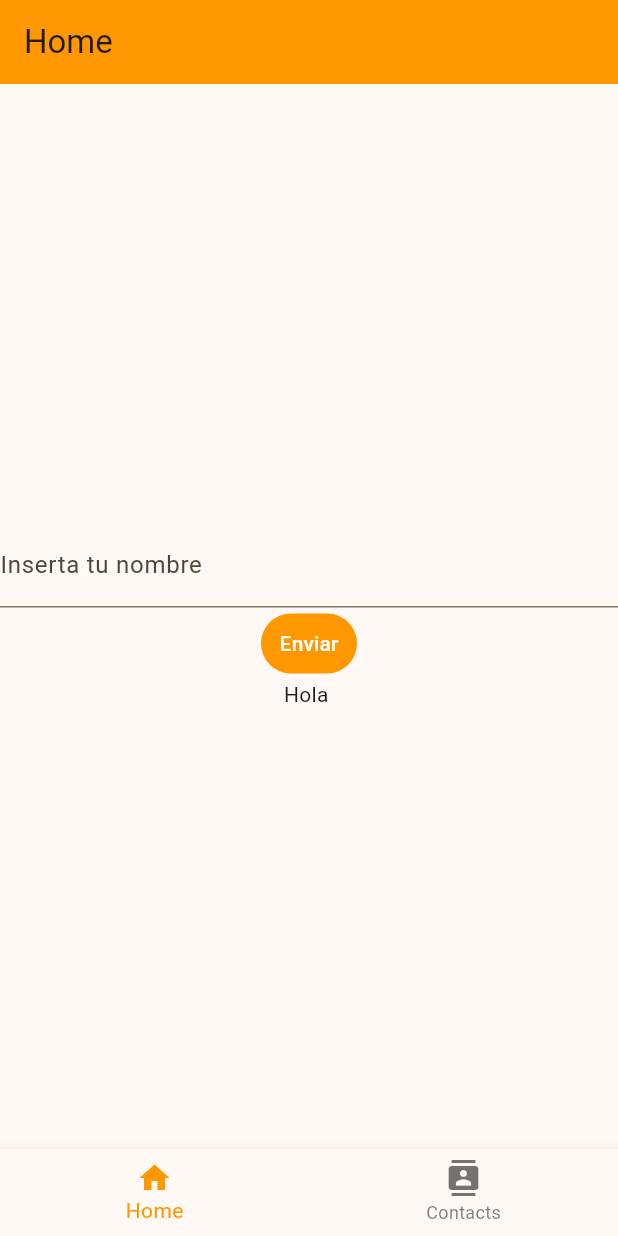
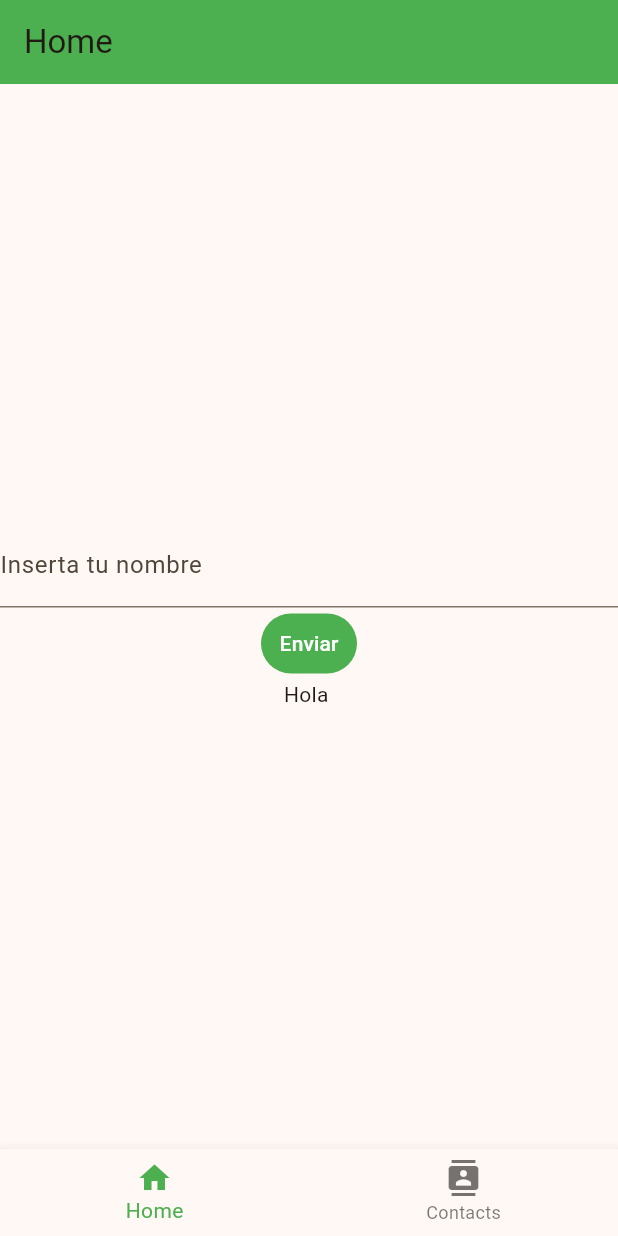
Before and after one commit to HiramZednem/HEYCAP-FLUTTER, a Flutter app: the screen it shows after launch, on a phone screen of 412 x 824 dp. Run offline on Flutter 3.47's test engine with Material 3 defaults, Android fonts, the phone set to English and light mode, and no system bars.

Commit message:
first commit for me

```diff
--- a/lib/main.dart
+++ b/lib/main.dart
@@ -1,7 +1,6 @@
 import 'package:flutter/material.dart';
 import 'package:heycap/screen/contacts.dart';
 import 'package:heycap/screen/home.dart';
-import 'package:url_launcher/url_launcher.dart';
 
 void main() {
   runApp(const MyApp());
@@ -35,7 +34,7 @@ class _MainScreenState extends State<MainScreen> {
   int _selectedIndex = 0;
 
   // List of screens to display in the navigation bar
-  final List<Widget> _screens = [ HomeScreen(), const ContactsScreen()];
+  final List<Widget> _screens = [ const HomeScreen(), const ContactsScreen()];
 
   void _onItemTapped(int index) {
     setState(() {
@@ -59,7 +58,7 @@ class _MainScreenState extends State<MainScreen> {
           ),
         ],
         currentIndex: _selectedIndex,
-        selectedItemColor: Colors.orange,
+        selectedItemColor: Colors.green,
         onTap: _onItemTapped,
       ),
     );
--- a/lib/screen/contacts.dart
+++ b/lib/screen/contacts.dart
@@ -31,7 +31,7 @@ class ContactsScreen extends StatelessWidget {
             children: [
               Container(
                 decoration: BoxDecoration(
-                  border: Border.all(color: Colors.orange),
+                  border: Border.all(color: Colors.greenAccent),
                   borderRadius: BorderRadius.circular(50),
                   color: Colors.orange.withOpacity(0.1),
                 ),
@@ -52,7 +52,7 @@ class ContactsScreen extends StatelessWidget {
               const SizedBox(width: 10),
               Container(
                 decoration: BoxDecoration(
-                  border: Border.all(color: Colors.orange),
+                  border: Border.all(color: Colors.lightGreen),
                   borderRadius: BorderRadius.circular(50),
                   color: Colors.orange.withOpacity(0.1),
                 ),
--- a/lib/screen/home.dart
+++ b/lib/screen/home.dart
@@ -1,7 +1,7 @@
 import 'package:flutter/material.dart';
 
 class HomeScreen extends StatefulWidget {
-  HomeScreen({Key? key}) : super(key: key);
+  const HomeScreen({super.key});
 
   @override
   _HomeScreenState createState() => _HomeScreenState();
@@ -16,7 +16,7 @@ class _HomeScreenState extends State<HomeScreen> {
   @override
   Widget build(BuildContext context) {
     return Scaffold(
-      appBar: AppBar(title: const Text('Home'), backgroundColor: Colors.orange),
+      appBar: AppBar(title: const Text('Home'), backgroundColor: Colors.green),
       body: Center(
         child: Column(
           mainAxisAlignment:
@@ -30,8 +30,8 @@ class _HomeScreenState extends State<HomeScreen> {
             ),
             TextButton(
               style: ButtonStyle(
-                foregroundColor: MaterialStateProperty.all(Colors.white),
-                backgroundColor: MaterialStateProperty.all(Colors.orange),
+                foregroundColor: WidgetStateProperty.all(Colors.white),
+                backgroundColor: WidgetStateProperty.all(Colors.green),
               ),
               onPressed: () {
                 setState(() {
```
Also changed, not shown: 1 other file.
